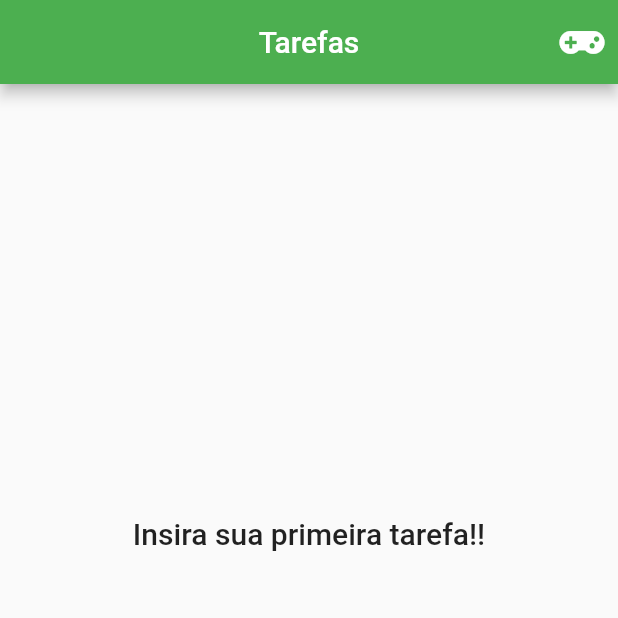
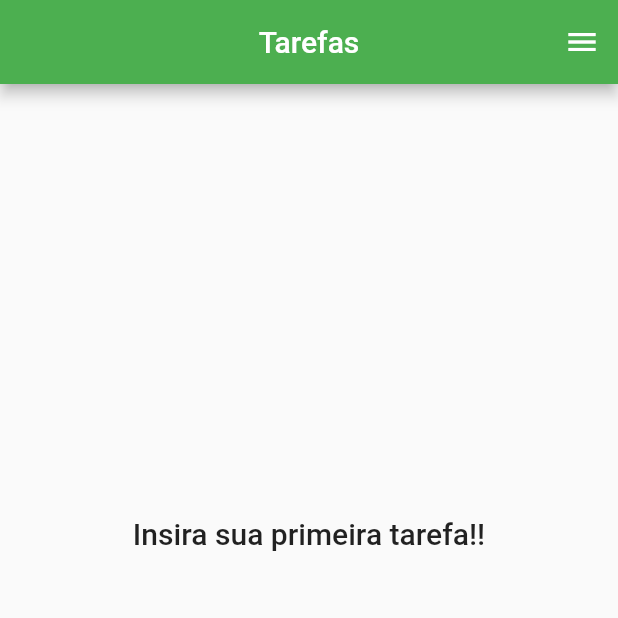
Before and after one commit to heloeng/Diario_De_Tarefas, a Flutter app: the screen it shows after launch, on a phone screen of 412 x 824 dp, the top half of it. Run offline on Flutter 3.47's test engine with Material 2 defaults, Android fonts, the phone set to English and light mode, and no system bars; our stand-ins replace font_awesome_flutter; statements that could not run were skipped.

```diff
--- a/lib/main.dart
+++ b/lib/main.dart
@@ -3,7 +3,7 @@
 import 'package:flutter/material.dart';
 import 'package:font_awesome_flutter/font_awesome_flutter.dart';
 import 'dart:math';
-import 'package:teste/components/transaction_form.dart';
+import '/components/transaction_form.dart';
 import 'package:teste/components/transaction_list.dart';
 import 'package:teste/model/transaction.dart';
 
@@ -62,11 +62,17 @@ class _MyHomePageState extends State<MyHomePage> {
   Widget build(BuildContext context) {
     return Scaffold(
       appBar: AppBar(centerTitle: true, title: Text('Tarefas'), actions: [
-        IconButton(
-          icon: FaIcon(FontAwesomeIcons.gamepad),
-          onPressed: () => _opentransactionFormModal(context),
-        ),
+        // IconButton(
+        //   icon: FaIcon(FontAwesomeIcons.gamepad),
+        //   onPressed: () => _opentransactionFormModal(context),
+        // ),
       ]),
+      endDrawer: Drawer(
+        child: Column(children: [
+          _TransactionFormState
+
+        ],),
+      ),
       body: SingleChildScrollView(
         child: Column(
           children: [
```
